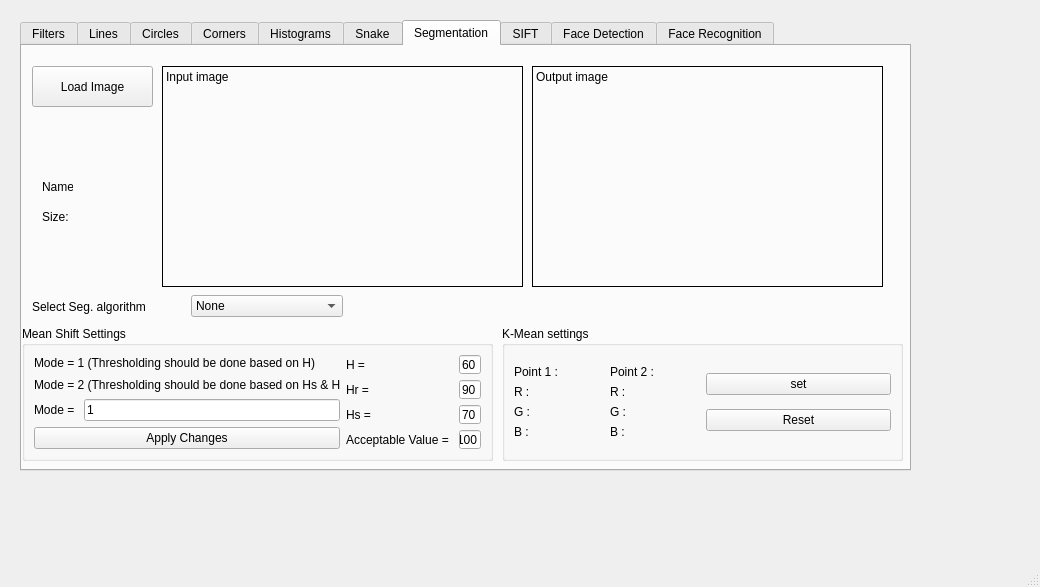
Old version of the form mainwindow.ui in the repository MoaazKhairy/Computer-Vision--Snake-algorithm-Segmentation-and-clustring---Python.
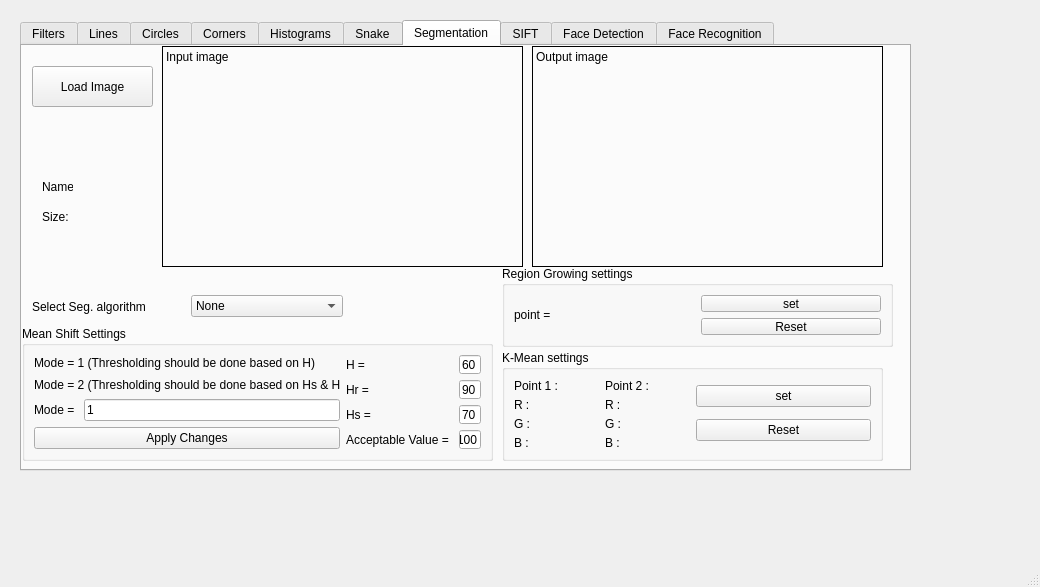
New version of the form. The open tabs and pages were chosen to show the change. Custom widgets are drawn as their Qt base class.

```diff
--- a/mainwindow.ui
+++ b/mainwindow.ui
@@ -1485,7 +1485,7 @@
          <property name="geometry">
           <rect>
            <x>510</x>
-           <y>20</y>
+           <y>0</y>
            <width>351</width>
            <height>221</height>
           </rect>
@@ -1533,7 +1533,7 @@
          <property name="geometry">
           <rect>
            <x>140</x>
-           <y>20</y>
+           <y>0</y>
            <width>361</width>
            <height>221</height>
           </rect>
@@ -1760,9 +1760,9 @@
          <property name="geometry">
           <rect>
            <x>480</x>
-           <y>280</y>
-           <width>401</width>
-           <height>135</height>
+           <y>304</y>
+           <width>381</width>
+           <height>111</height>
           </rect>
          </property>
          <property name="title">
@@ -1921,6 +1921,74 @@
           </item>
          </layout>
         </widget>
+        <widget class="QGroupBox" name="groupBox_7">
+         <property name="geometry">
+          <rect>
+           <x>480</x>
+           <y>220</y>
+           <width>391</width>
+           <height>81</height>
+          </rect>
+         </property>
+         <property name="title">
+          <string>Region Growing settings</string>
+         </property>
+         <layout class="QGridLayout" name="gridLayout_5">
+          <item row="0" column="1">
+           <layout class="QVBoxLayout" name="verticalLayout_19">
+            <item>
+             <widget class="QPushButton" name="setRGButton">
+              <property name="text">
+               <string>set</string>
+              </property>
+             </widget>
+            </item>
+            <item>
+             <widget class="QPushButton" name="resetRGButton">
+              <property name="text">
+               <string>Reset</string>
+              </property>
+             </widget>
+            </item>
+           </layout>
+          </item>
+          <item row="0" column="0">
+           <layout class="QVBoxLayout" name="verticalLayout_18">
+            <item>
+             <layout class="QHBoxLayout" name="horizontalLayout_22">
+              <item>
+               <widget class="QLabel" name="label_70">
+                <property name="text">
+                 <string>point = </string>
+                </property>
+               </widget>
+              </item>
+              <item>
+               <widget class="QLabel" name="label_pt_RG">
+                <property name="text">
+                 <string/>
+                </property>
+               </widget>
+              </item>
+             </layout>
+            </item>
+           </layout>
+          </item>
+         </layout>
+        </widget>
+        <zorder>image_segmentaion_op</zorder>
+        <zorder>label_138</zorder>
+        <zorder>label_Seg_name</zorder>
+        <zorder>image_segmentaion_ip</zorder>
+        <zorder>pushButton_segmentation_load</zorder>
+        <zorder>label_Seg_size</zorder>
+        <zorder>label_141</zorder>
+        <zorder>groupBox_5</zorder>
+        <zorder>horizontalLayoutWidget_9</zorder>
+        <zorder>groupBox_6</zorder>
+        <zorder>groupBox_7</zorder>
+        <zorder>groupBox_7</zorder>
+        <zorder>layoutWidget_2</zorder>
        </widget>
        <widget class="QWidget" name="tab_SIFT">
         <attribute name="title">
```
Left out of the diff: 4 changed lines with no effect on the pictures.
